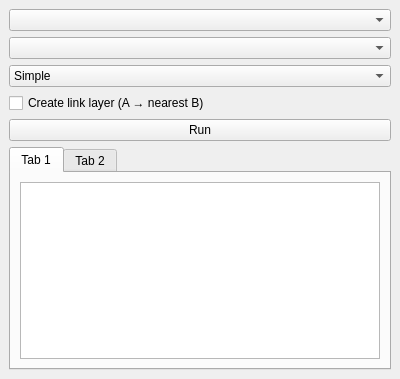
Old version of the form layer-dist/ui/dockwidget.ui in the repository merydian/qgis-layer-dist-plugin.
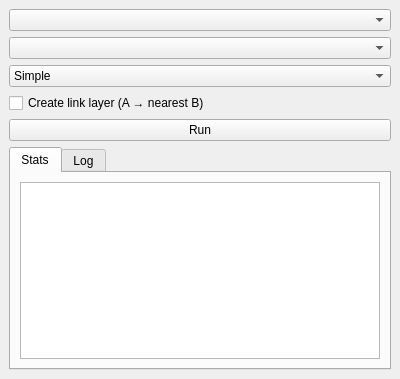
New version of the form. The open tabs and pages were chosen to show the change. Custom widgets are drawn as their Qt base class.

Commit message: refactor: rename some ui elements for clarity

What changed in the file:
```diff
--- a/layer-dist/ui/dockwidget.ui
+++ b/layer-dist/ui/dockwidget.ui
@@ -58,7 +58,7 @@
         </property>
         <widget class="QWidget" name="tab_stats">
          <attribute name="title">
-          <string>Tab 1</string>
+          <string>Stats</string>
          </attribute>
          <layout class="QVBoxLayout" name="verticalLayout_4">
           <item>
@@ -72,7 +72,7 @@
         </widget>
         <widget class="QWidget" name="tab_log">
          <attribute name="title">
-          <string>Tab 2</string>
+          <string>Log</string>
          </attribute>
          <layout class="QVBoxLayout" name="verticalLayout_6">
           <item>
```
Left out of the diff: 2 changed lines with no effect on the pictures.
